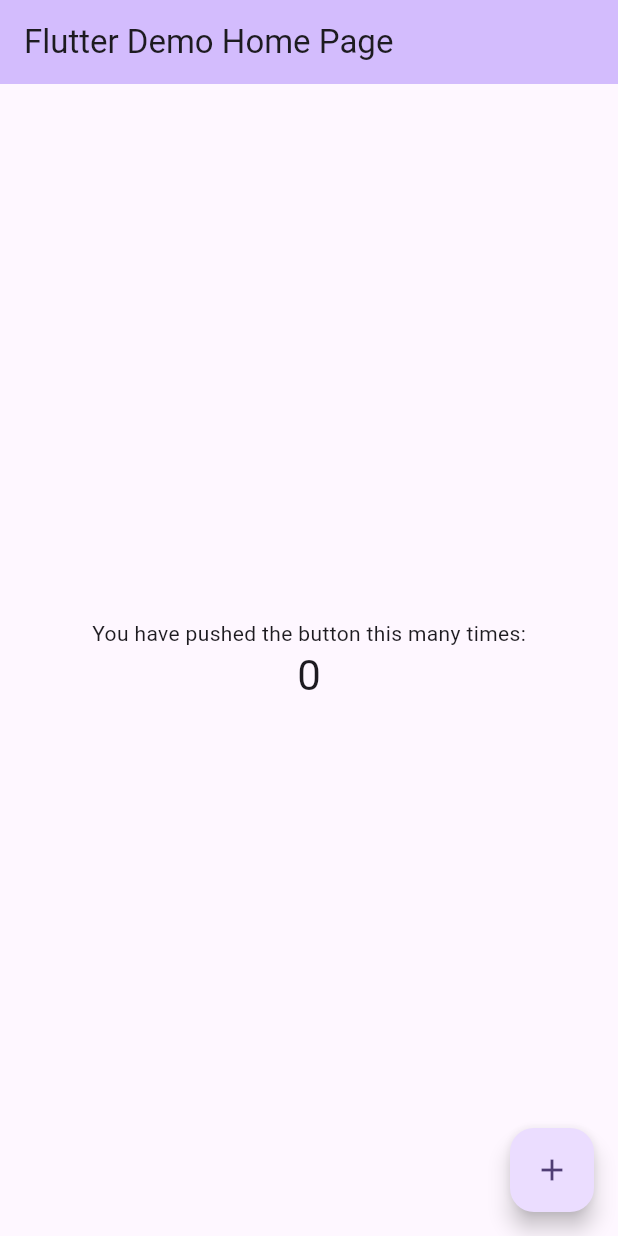
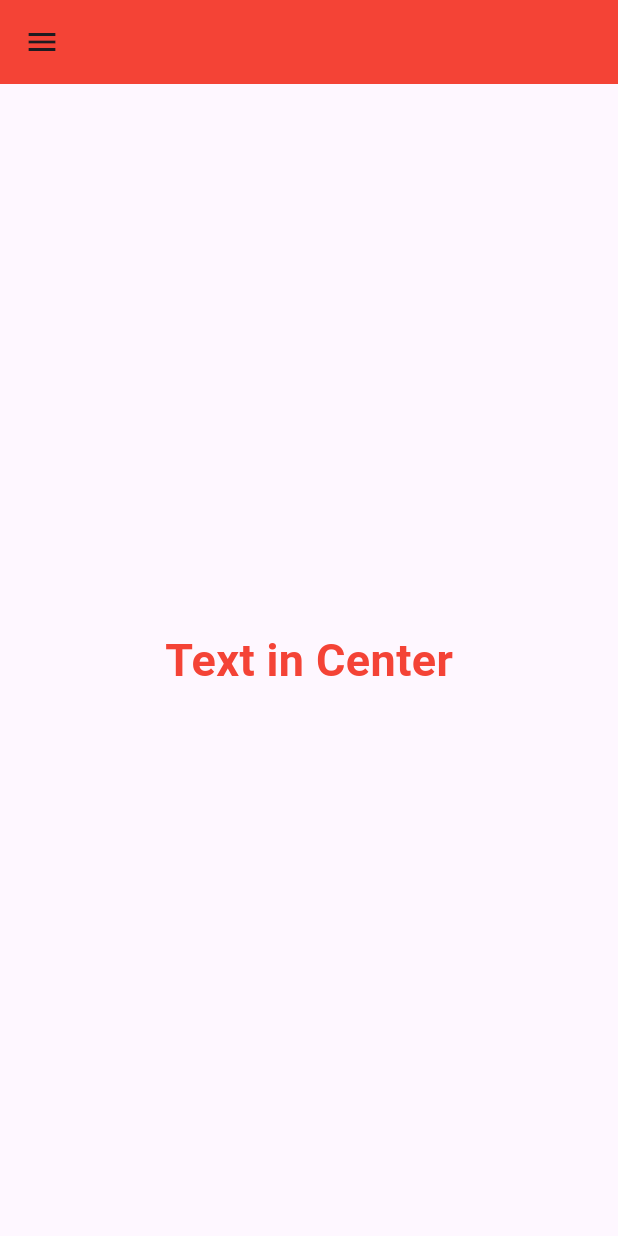
Before and after one commit to Akshaykalwar8933/upload_project_via_AndroidStudio, a Flutter app: the screen it shows after launch, on a phone screen of 412 x 824 dp. Run offline on Flutter 3.47's test engine with Material 2 defaults, Android fonts, the phone set to English and light mode, and no system bars.

Commit message:
some changes in app bar

```diff
--- /dev/null
+++ b/lib/home_page.dart
@@ -0,0 +1,37 @@
+import 'package:flutter/cupertino.dart';
+import 'package:flutter/material.dart';
+
+class HomePage extends StatefulWidget {
+  const HomePage({Key? key}) : super(key: key);
+
+  @override
+  State<HomePage> createState() => _HomePageState();
+}
+
+class _HomePageState extends State<HomePage> {
+  @override
+  Widget build(BuildContext context) {
+    return Scaffold(
+      appBar: AppBar(
+        backgroundColor: Colors.red,
+              ),
+      drawer: Drawer(
+        backgroundColor: Colors.red,
+        child: DrawerHeader(child: CircleAvatar(
+          child: Icon(CupertinoIcons.person_circle),
+        ),
+
+        ),
+      ),
+      body: Container(
+
+          child: Center(
+            child: const Text(
+              "Text in Center",
+              style: TextStyle(
+                  color: Colors.red, fontWeight: FontWeight.bold, fontSize: 30),
+            ),
+          )),
+    );
+  }
+}
--- a/lib/main.dart
+++ b/lib/main.dart
@@ -1,4 +1,6 @@
 import 'package:flutter/material.dart';
+
+import 'home_page.dart';
 
 void main() {
   runApp(const MyApp());
@@ -31,7 +33,8 @@ class MyApp extends StatelessWidget {
         colorScheme: ColorScheme.fromSeed(seedColor: Colors.deepPurple),
         useMaterial3: true,
       ),
-      home: const MyHomePage(title: 'Flutter Demo Home Page'),
+      // home: const MyHomePage(title: 'Flutter Demo Home Page'),
+      home: HomePage(),
     );
   }
 }
```
